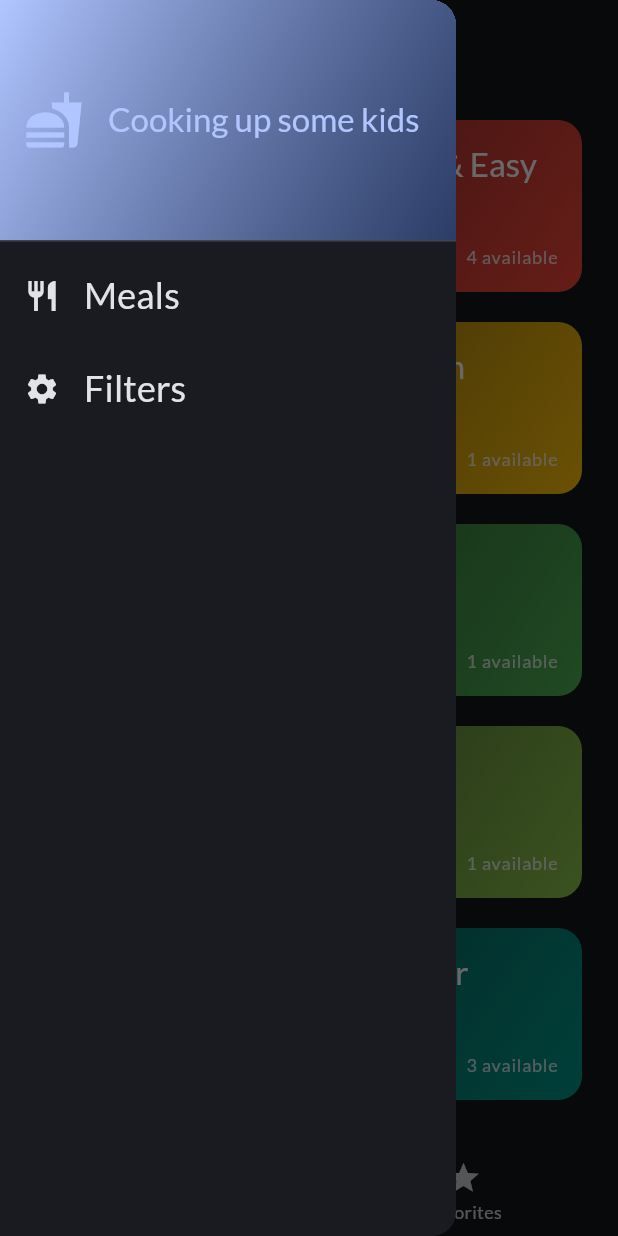
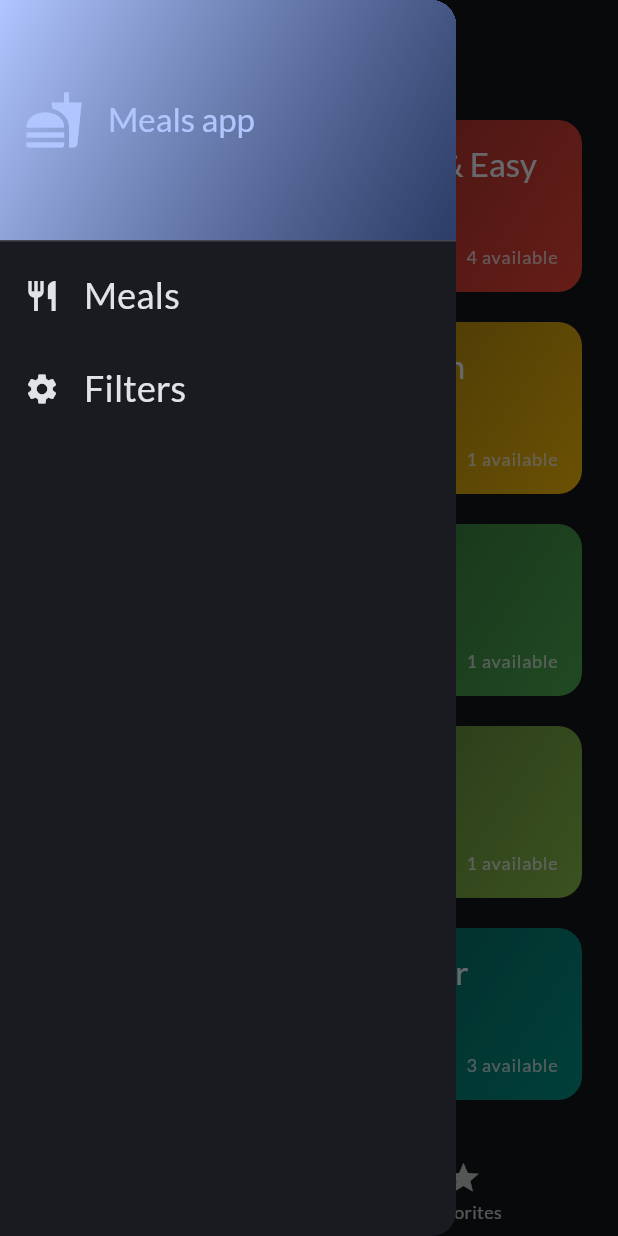
Before and after one commit to Kenzirey/Assignment-2-Meals-App, a Flutter app: the screen it shows after launch, with the side drawer open, on a phone screen of 412 x 824 dp. Run offline on Flutter 3.47's test engine with Material 3 defaults, Android fonts, the phone set to English and light mode, and no system bars; our stand-ins replace flutter_riverpod, google_fonts, shared_preferences, transparent_image.

Commit message:
Class diagram and final changes

```diff
--- a/meals_app/lib/data/dummy_data.dart
+++ b/meals_app/lib/data/dummy_data.dart
@@ -7,7 +7,7 @@ import 'package:meals_app/models/meal.dart';
 const availableCategories = [
   Category(
     id: 'c1',
-    title: 'Dainty',
+    title: 'Italian',
     color: Colors.purple,
   ),
   Category(
--- a/meals_app/lib/widgets/main_drawer.dart
+++ b/meals_app/lib/widgets/main_drawer.dart
@@ -38,7 +38,7 @@ class MainDrawer extends StatelessWidget {
                   width: 16,
                 ),
                 Text(
-                  'Cooking up some kids',
+                  'Meals app',
                   style: Theme.of(context).textTheme.titleLarge!.copyWith(
                         color: Theme.of(context).colorScheme.primary,
                       ),
```
Also changed, not shown: class_diagram.png (added), 1 other file.
